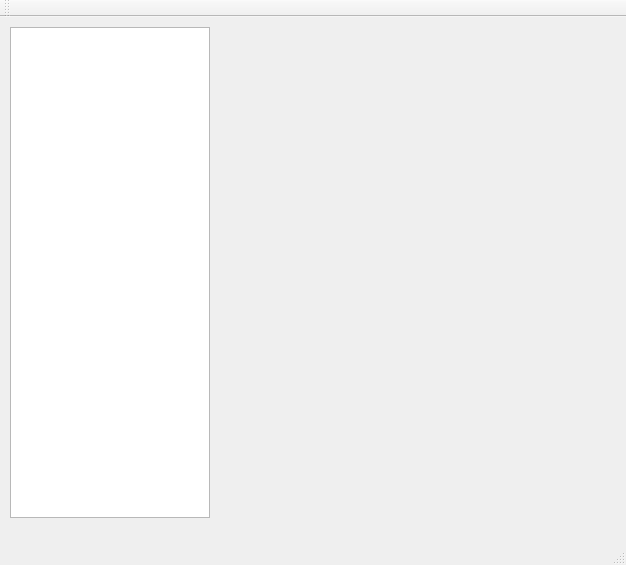
Qt form qtWidgets/youtubeApi_p1/mainwindow.ui (cCppProsto/cpp) before a commit.
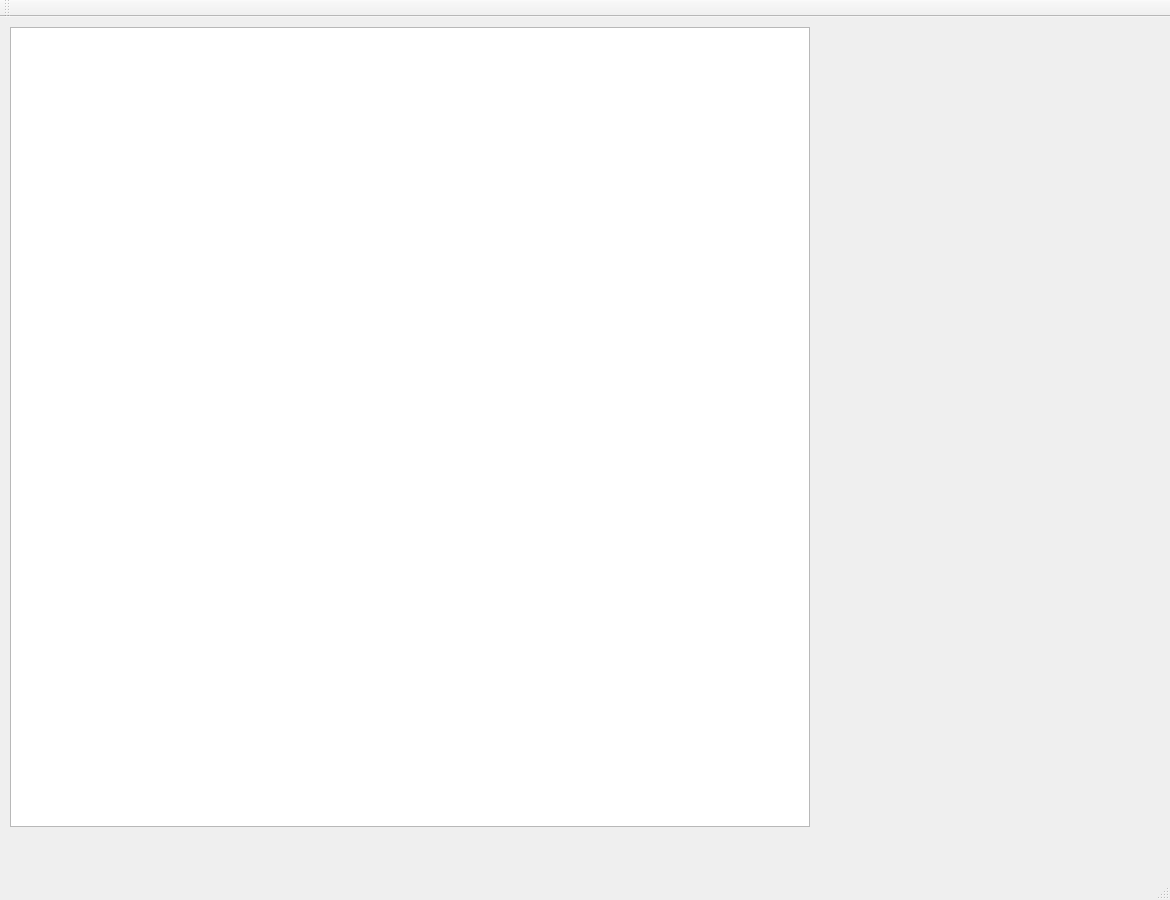
The same form after that commit.

```diff
--- a/qtWidgets/youtubeApi_p1/mainwindow.ui
+++ b/qtWidgets/youtubeApi_p1/mainwindow.ui
@@ -6,8 +6,8 @@
    <rect>
     <x>0</x>
     <y>0</y>
-    <width>626</width>
-    <height>565</height>
+    <width>1170</width>
+    <height>900</height>
    </rect>
   </property>
   <property name="windowTitle">
@@ -19,8 +19,8 @@
      <rect>
       <x>10</x>
       <y>10</y>
-      <width>200</width>
-      <height>491</height>
+      <width>800</width>
+      <height>800</height>
      </rect>
     </property>
    </widget>
```
Left out of the diff: 2 changed lines with no effect on the pictures.
